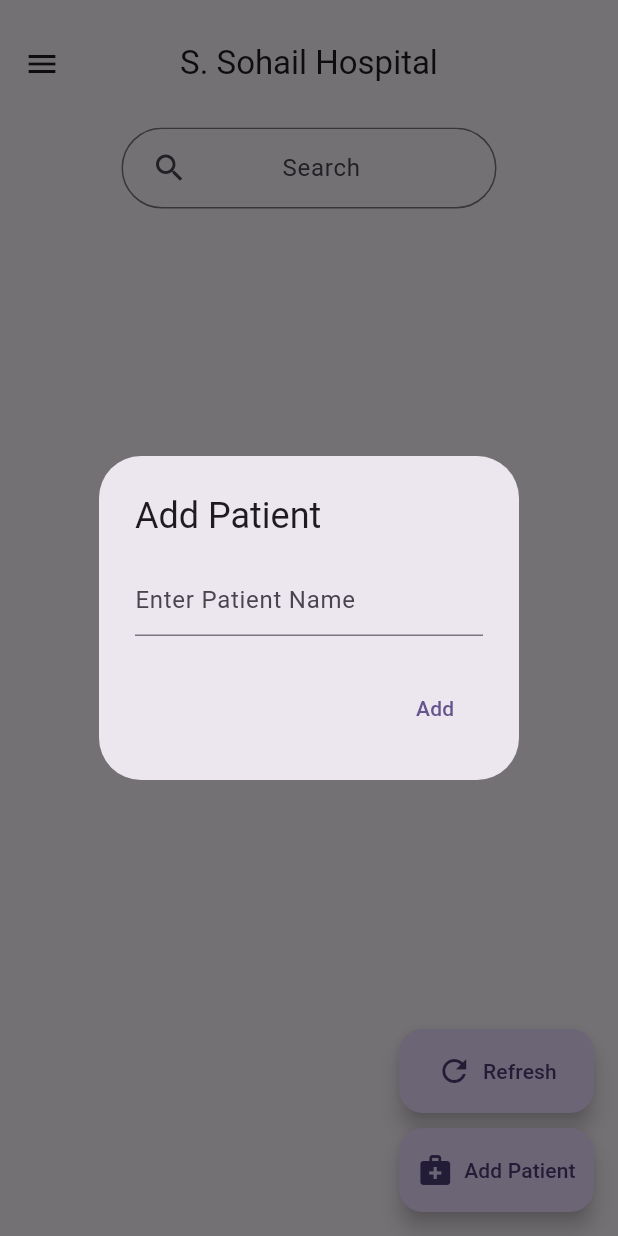
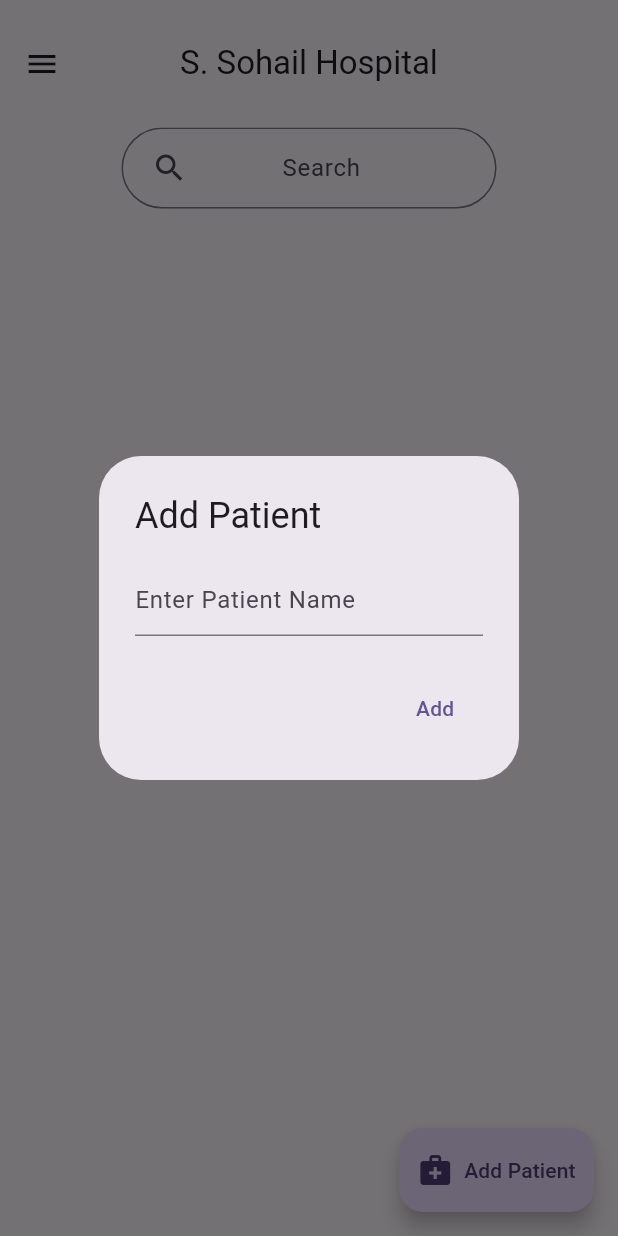
Before and after one commit to HaseebKahn365/s_sohail, a Flutter app: the screen it shows after launch, after a tap on "Add Patient", on a phone screen of 412 x 824 dp. Run offline on Flutter 3.47's test engine with Material 3 defaults, Android fonts, the phone set to English and light mode, and no system bars; our stand-ins replace fluentui_system_icons, flutter_animate, flutter_riverpod, sqflite; accounts and stored records are empty.

Commit message:
Revert "added the refresh button"
This reverts commit acad62db58272f3d42be9d67eef3150bd8554b76.

```diff
--- a/lib/main.dart
+++ b/lib/main.dart
@@ -164,8 +164,6 @@ class _HomeScreenState extends State<HomeScreen> {
   //creating a selected Doctor
   DatabaseDoctor selectedDoctor = DatabaseDoctor(name: 'Dr. Sohail', specialization: 'General Physician', id: 1);
 
-  //method to refresh the screen
-
   //list for special Doctors
 
   Future<void> bigFuture() async {
@@ -201,15 +199,10 @@ class _HomeScreenState extends State<HomeScreen> {
   TextEditingController searchTermController = TextEditingController();
   bool isFirstTime = true;
 
-  void RefreshTheScreen() {
-    setState(() {});
-  }
-
   @override
   Widget build(BuildContext context) {
     return
         //if first time display a circular progress indicator with 2 seconds delay
-
         (isFirstTime)
             ? Scaffold(
                 body: Center(
@@ -454,29 +447,7 @@ class _HomeScreenState extends State<HomeScreen> {
                     )
                   ],
                 ),
-                floatingActionButton: Column(
-                  mainAxisAlignment: MainAxisAlignment.end,
-                  children: [
-                    //add another floating action button for refreshing the screen
-                    SizedBox(
-                      width: 130,
-                      child: FloatingActionButton(
-                        onPressed: () {
-                          RefreshTheScreen();
-                        },
-                        child: Row(
-                          mainAxisAlignment: MainAxisAlignment.center,
-                          children: <Widget>[
-                            Icon(Icons.refresh), // replace with your icon
-                            Text('  Refresh'),
-                          ],
-                        ),
-                      ),
-                    ),
-                    const SizedBox(
-                      height: 10,
-                    ),
-                    SizedBox(
+                floatingActionButton: SizedBox(
                   width: 130,
                   child: FloatingActionButton(
                     onPressed: () async {
@@ -554,8 +525,6 @@ class _HomeScreenState extends State<HomeScreen> {
                     ),
                   ),
                 ),
-                  ],
-                ),
               );
   }
 }
--- a/lib/screens/patient_screen.dart
+++ b/lib/screens/patient_screen.dart
@@ -96,6 +96,7 @@ class _PatientScreenState extends ConsumerState<PatientScreen> {
                           //we will temporarily delete the patient and we will have the option to revert the changes
                           widget.hospitalSystem.deletePatient(widget.patient.id);
 
+                          Navigator.pop(context);
                           Navigator.pop(context);
                         },
                         child: Text('Yes'),
```
Lines whose indentation alone changed are shown as unchanged.
